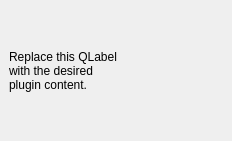
Mohid-Water-Modelling-System/MOHID_QGIS, file mohid_qgis_dockwidget_base.ui: the form before one commit.
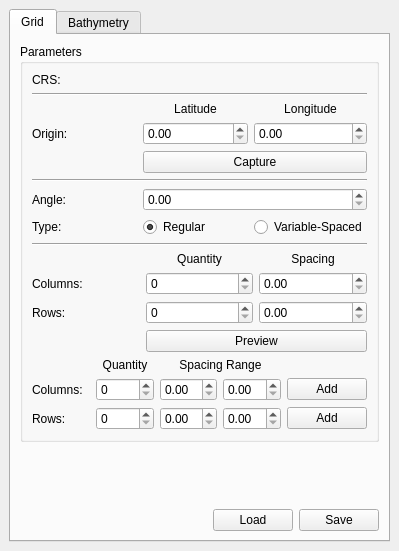
The form after the commit. Custom widgets are drawn as their Qt base class.

What changed in the file:
```diff
--- a/mohid_qgis_dockwidget_base.ui
+++ b/mohid_qgis_dockwidget_base.ui
@@ -6,27 +6,371 @@
    <rect>
     <x>0</x>
     <y>0</y>
-    <width>232</width>
-    <height>141</height>
+    <width>399</width>
+    <height>551</height>
    </rect>
   </property>
   <property name="windowTitle">
    <string>MOHID</string>
   </property>
   <widget class="QWidget" name="dockWidgetContents">
-   <layout class="QGridLayout" name="gridLayout">
-    <item row="0" column="0">
-     <widget class="QLabel" name="label">
-      <property name="text">
-       <string>Replace this QLabel
-with the desired
-plugin content.</string>
+   <layout class="QVBoxLayout" name="verticalLayout_2">
+    <item>
+     <widget class="QTabWidget" name="tabWidget">
+      <property name="currentIndex">
+       <number>0</number>
       </property>
+      <widget class="QWidget" name="tab_grid">
+       <attribute name="title">
+        <string>Grid</string>
+       </attribute>
+       <layout class="QGridLayout" name="gridLayout_2">
+        <item row="8" column="3">
+         <widget class="QPushButton" name="pushButtonLoad">
+          <property name="text">
+           <string>Load</string>
+          </property>
+         </widget>
+        </item>
+        <item row="7" column="0" colspan="5">
+         <spacer name="verticalSpacer">
+          <property name="orientation">
+           <enum>Qt::Vertical</enum>
+          </property>
+          <property name="sizeHint" stdset="0">
+           <size>
+            <width>20</width>
+            <height>40</height>
+           </size>
+          </property>
+         </spacer>
+        </item>
+        <item row="8" column="4">
+         <widget class="QPushButton" name="pushButtonSave">
+          <property name="text">
+           <string>Save</string>
+          </property>
+         </widget>
+        </item>
+        <item row="6" column="0" colspan="5">
+         <widget class="QGroupBox" name="groupBox">
+          <property name="title">
+           <string>Parameters</string>
+          </property>
+          <layout class="QGridLayout" name="gridLayout">
+           <item row="6" column="0">
+            <widget class="QLabel" name="labelAngle">
+             <property name="text">
+              <string>Angle:</string>
+             </property>
+            </widget>
+           </item>
+           <item row="3" column="1">
+            <widget class="QDoubleSpinBox" name="doubleSpinBoxOriginLatitude"/>
+           </item>
+           <item row="7" column="1">
+            <widget class="QRadioButton" name="radioButtonRegular">
+             <property name="enabled">
+              <bool>true</bool>
+             </property>
+             <property name="text">
+              <string>Regular</string>
+             </property>
+             <property name="checked">
+              <bool>true</bool>
+             </property>
+            </widget>
+           </item>
+           <item row="4" column="1" colspan="2">
+            <widget class="QPushButton" name="pushButtonCapture">
+             <property name="text">
+              <string>Capture</string>
+             </property>
+            </widget>
+           </item>
+           <item row="1" column="0" colspan="3">
+            <widget class="Line" name="line">
+             <property name="orientation">
+              <enum>Qt::Horizontal</enum>
+             </property>
+            </widget>
+           </item>
+           <item row="7" column="2">
+            <widget class="QRadioButton" name="radioButtonVariableSpaced">
+             <property name="text">
+              <string>Variable-Spaced</string>
+             </property>
+            </widget>
+           </item>
+           <item row="10" column="0" colspan="3">
+            <widget class="QWidget" name="widgetVariableSpaced" native="true">
+             <property name="enabled">
+              <bool>true</bool>
+             </property>
+             <layout class="QGridLayout" name="gridLayout_4">
+              <property name="leftMargin">
+               <number>0</number>
+              </property>
+              <property name="topMargin">
+               <number>0</number>
+              </property>
+              <property name="rightMargin">
+               <number>0</number>
+              </property>
+              <property name="bottomMargin">
+               <number>0</number>
+              </property>
+              <item row="2" column="0">
+               <widget class="QLabel" name="labelVariableSpacedColumns">
+                <property name="text">
+                 <string>Columns:</string>
+                </property>
+               </widget>
+              </item>
+              <item row="2" column="2">
+               <widget class="QDoubleSpinBox" name="doubleSpinBoxVariableSpacedColumnsSpacingStart"/>
+              </item>
+              <item row="3" column="0">
+               <widget class="QLabel" name="labelVariableSpacedRows">
+                <property name="text">
+                 <string>Rows:</string>
+                </property>
+               </widget>
+              </item>
+              <item row="3" column="3">
+               <widget class="QDoubleSpinBox" name="doubleSpinBoxVariableSpacedRowsSpacingEnd"/>
+              </item>
+              <item row="3" column="1">
+               <widget class="QSpinBox" name="spinBoxVariableSpacedRowsQuantity"/>
+              </item>
+              <item row="2" column="1">
+               <widget class="QSpinBox" name="spinBoxVariableSpacedColumnsQuantity"/>
+              </item>
+              <item row="0" column="2" colspan="2">
+               <widget class="QLabel" name="labelSpacingRange">
+                <property name="text">
+                 <string>Spacing Range</string>
+                </property>
+                <property name="alignment">
+                 <set>Qt::AlignCenter</set>
+                </property>
+               </widget>
+              </item>
+              <item row="2" column="3">
+               <widget class="QDoubleSpinBox" name="doubleSpinBoxVariableSpacedColumnsSpacingEnd"/>
+              </item>
+              <item row="2" column="4">
+               <widget class="QPushButton" name="pushButtonColumnsAdd">
+                <property name="text">
+                 <string>Add</string>
+                </property>
+               </widget>
+              </item>
+              <item row="3" column="2">
+               <widget class="QDoubleSpinBox" name="doubleSpinBoxVariableSpacedRowsSpacingStart_2"/>
+              </item>
+              <item row="0" column="1">
+               <widget class="QLabel" name="labelVariableSpacedQuantity">
+                <property name="text">
+                 <string>Quantity</string>
+                </property>
+                <property name="alignment">
+                 <set>Qt::AlignCenter</set>
+                </property>
+               </widget>
+              </item>
+              <item row="3" column="4">
+               <widget class="QPushButton" name="pushButtonRowsAdd">
+                <property name="text">
+                 <string>Add</string>
+                </property>
+               </widget>
+              </item>
+             </layout>
+            </widget>
+           </item>
+           <item row="3" column="0">
+            <widget class="QLabel" name="labelOrigin">
+             <property name="text">
+              <string>Origin:</string>
+             </property>
+            </widget>
+           </item>
+           <item row="7" column="0">
+            <widget class="QLabel" name="labelType">
+             <property name="text">
+              <string>Type:</string>
+             </property>
+            </widget>
+           </item>
+           <item row="3" column="2">
+            <widget class="QDoubleSpinBox" name="doubleSpinBoxOriginLongitude"/>
+           </item>
+           <item row="5" column="0" colspan="3">
+            <widget class="Line" name="line_2">
+             <property name="orientation">
+              <enum>Qt::Horizontal</enum>
+             </property>
+            </widget>
+           </item>
+           <item row="6" column="1" colspan="2">
+            <widget class="QDoubleSpinBox" name="doubleSpinBoxAngle"/>
+           </item>
+           <item row="2" column="2">
+            <widget class="QLabel" name="labelLongitude">
+             <property name="text">
+              <string>Longitude</string>
+             </property>
+             <property name="alignment">
+              <set>Qt::AlignCenter</set>
+             </property>
+            </widget>
+           </item>
+           <item row="9" column="0" colspan="3">
+            <widget class="QWidget" name="widgetRegular" native="true">
+             <layout class="QGridLayout" name="gridLayout_3">
+              <property name="leftMargin">
+               <number>0</number>
+              </property>
+              <property name="topMargin">
+               <number>0</number>
+              </property>
+              <property name="rightMargin">
+               <number>0</number>
+              </property>
+              <property name="bottomMargin">
+               <number>0</number>
+              </property>
+              <item row="0" column="1">
+               <widget class="QLabel" name="labelRegularQuantity">
+                <property name="text">
+                 <string>Quantity</string>
+                </property>
+                <property name="alignment">
+                 <set>Qt::AlignCenter</set>
+                </property>
+               </widget>
+              </item>
+              <item row="2" column="1">
+               <widget class="QSpinBox" name="spinBoxRegularRowsQuantity"/>
+              </item>
+              <item row="0" column="2">
+               <widget class="QLabel" name="labelRegularSpacing">
+                <property name="text">
+                 <string>Spacing</string>
+                </property>
+                <property name="alignment">
+                 <set>Qt::AlignCenter</set>
+                </property>
+               </widget>
+              </item>
+              <item row="1" column="0">
+               <widget class="QLabel" name="labelRegularColumns">
+                <property name="text">
+                 <string>Columns:</string>
+                </property>
+               </widget>
+              </item>
+              <item row="1" column="2">
+               <widget class="QDoubleSpinBox" name="doubleSpinBoxRegularColumnsSpacing"/>
+              </item>
+              <item row="2" column="0">
+               <widget class="QLabel" name="labelRegularRows">
+                <property name="text">
+                 <string>Rows:</string>
+                </property>
+               </widget>
+              </item>
+              <item row="1" column="1">
+               <widget class="QSpinBox" name="spinBoxRegularColumnsQuantity"/>
+              </item>
+              <item row="2" column="2">
+               <widget class="QDoubleSpinBox" name="doubleSpinBoxRegularRowsSpacing"/>
+              </item>
+              <item row="3" column="1" colspan="2">
+               <widget class="QPushButton" name="pushButtonPreview">
+                <property name="text">
+                 <string>Preview</string>
+                </property>
+               </widget>
+              </item>
+             </layout>
+            </widget>
+           </item>
+           <item row="8" column="0" colspan="3">
+            <widget class="Line" name="line_3">
+             <property name="orientation">
+              <enum>Qt::Horizontal</enum>
+             </property>
+            </widget>
+           </item>
+           <item row="2" column="1">
+            <widget class="QLabel" name="labelLatitude">
+             <property name="text">
+              <string>Latitude</string>
+             </property>
+             <property name="alignment">
+              <set>Qt::AlignCenter</set>
+             </property>
+            </widget>
+           </item>
+           <item row="0" column="0">
+            <widget class="QLabel" name="labelCRS">
+             <property name="text">
+              <string>CRS:</string>
+             </property>
+            </widget>
+           </item>
+           <item row="0" column="1" colspan="2">
+            <widget class="QgsProjectionSelectionWidget" name="mQgsProjectionSelectionWidget"/>
+           </item>
+          </layout>
+         </widget>
+        </item>
+       </layout>
+      </widget>
+      <widget class="QWidget" name="tab_bathymetry">
+       <attribute name="title">
+        <string>Bathymetry</string>
+       </attribute>
+      </widget>
      </widget>
     </item>
    </layout>
   </widget>
  </widget>
+ <customwidgets>
+  <customwidget>
+   <class>QgsProjectionSelectionWidget</class>
+   <extends>QWidget</extends>
+   <header>qgsprojectionselectionwidget.h</header>
+  </customwidget>
+ </customwidgets>
+ <tabstops>
+  <tabstop>tabWidget</tabstop>
+  <tabstop>mQgsProjectionSelectionWidget</tabstop>
+  <tabstop>doubleSpinBoxOriginLatitude</tabstop>
+  <tabstop>doubleSpinBoxOriginLongitude</tabstop>
+  <tabstop>pushButtonCapture</tabstop>
+  <tabstop>doubleSpinBoxAngle</tabstop>
+  <tabstop>radioButtonRegular</tabstop>
+  <tabstop>radioButtonVariableSpaced</tabstop>
+  <tabstop>spinBoxRegularColumnsQuantity</tabstop>
+  <tabstop>doubleSpinBoxRegularColumnsSpacing</tabstop>
+  <tabstop>spinBoxRegularRowsQuantity</tabstop>
+  <tabstop>doubleSpinBoxRegularRowsSpacing</tabstop>
+  <tabstop>pushButtonPreview</tabstop>
+  <tabstop>spinBoxVariableSpacedColumnsQuantity</tabstop>
+  <tabstop>doubleSpinBoxVariableSpacedColumnsSpacingStart</tabstop>
+  <tabstop>doubleSpinBoxVariableSpacedColumnsSpacingEnd</tabstop>
+  <tabstop>pushButtonColumnsAdd</tabstop>
+  <tabstop>spinBoxVariableSpacedRowsQuantity</tabstop>
+  <tabstop>doubleSpinBoxVariableSpacedRowsSpacingStart_2</tabstop>
+  <tabstop>doubleSpinBoxVariableSpacedRowsSpacingEnd</tabstop>
+  <tabstop>pushButtonRowsAdd</tabstop>
+  <tabstop>pushButtonLoad</tabstop>
+  <tabstop>pushButtonSave</tabstop>
+ </tabstops>
  <resources/>
  <connections/>
 </ui>
```
